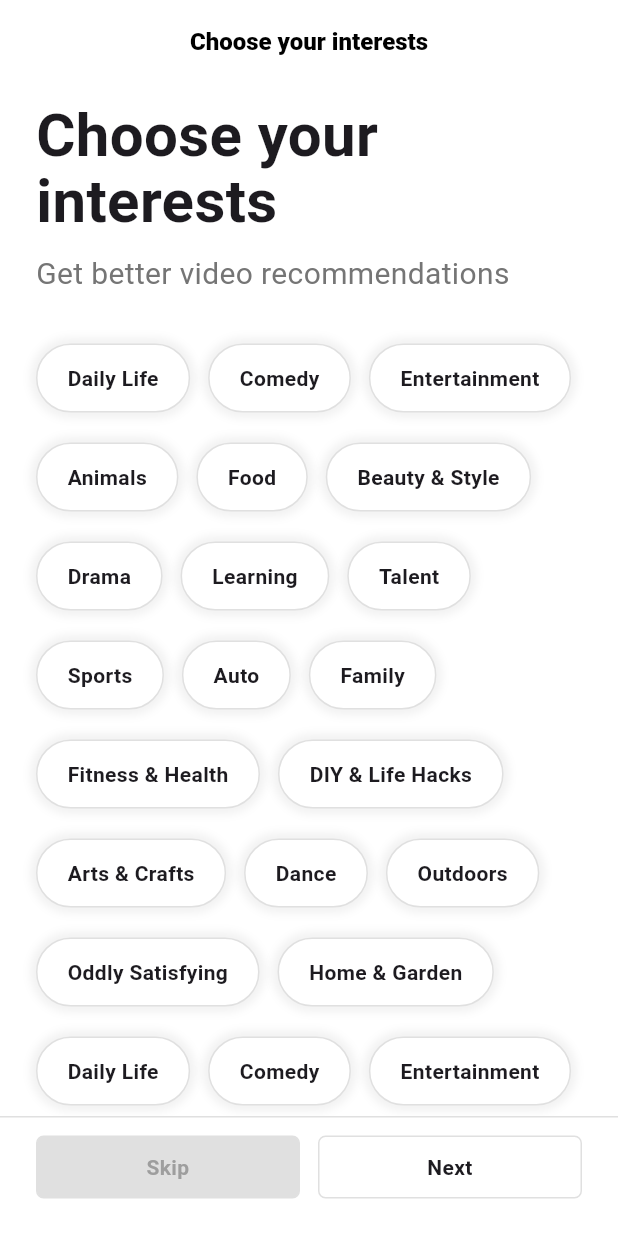
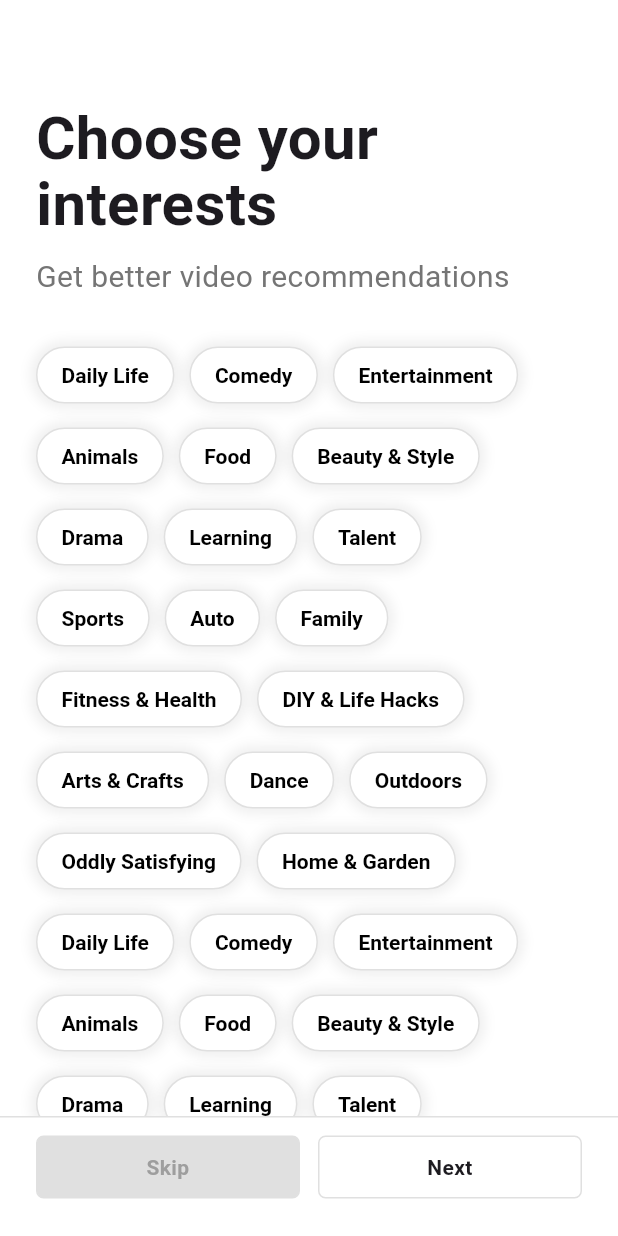
Before and after one commit to wjdgusdn1223/tiktok_clone, a Flutter app: the screen it shows after launch, on a phone screen of 412 x 824 dp. Run offline on Flutter 3.47's test engine with Material 3 defaults, Android fonts, the phone set to English and light mode, and no system bars; our stand-ins replace font_awesome_flutter.

Commit message:
onBoarding feature second commit

```diff
--- a/lib/features/onboarding/interests_screen.dart
+++ b/lib/features/onboarding/interests_screen.dart
@@ -1,6 +1,7 @@
 import 'package:flutter/material.dart';
 import 'package:tiktok_clone/constants/gaps.dart';
 import 'package:tiktok_clone/constants/sizes.dart';
+import 'package:tiktok_clone/features/onboarding/widgets/interest_button.dart';
 
 const interests = [
   "Daily Life",
@@ -43,16 +44,96 @@ const interests = [
   "Home & Garden",
 ];
 
-class InterestsScreen extends StatelessWidget {
+class InterestsScreen extends StatefulWidget {
   const InterestsScreen({super.key});
+
+  @override
+  State<InterestsScreen> createState() => _InterestsScreenState();
+}
+
+class _InterestsScreenState extends State<InterestsScreen> {
+  final ScrollController _scrollController = ScrollController();
+
+  bool _showTitle = false;
+
+  @override
+  void initState() {
+    super.initState();
+    _scrollController.addListener(() {
+      _onScroll();
+    });
+  }
+
+  @override
+  void dispose() {
+    _scrollController.dispose();
+    super.dispose();
+  }
+
+  void _onScroll() {
+    if (_scrollController.offset > 75) {
+      if (!_showTitle) {
+        setState(() {
+          _showTitle = true;
+        });
+      }
+    } else {
+      if (_showTitle) {
+        setState(() {
+          _showTitle = false;
+        });
+      }
+    }
+  }
 
   @override
   Widget build(BuildContext context) {
     return Scaffold(
-      appBar: AppBar(
-        title: const Text("Choose your interests"),
+      appBar: PreferredSize(
+        preferredSize: const Size.fromHeight(Sizes.size64),
+        child: AnimatedContainer(
+          duration: const Duration(milliseconds: 200),
+          decoration: BoxDecoration(
+            color: Colors.white,
+            border: Border(
+              bottom: BorderSide(
+                color: _showTitle
+                    ? Colors.grey.shade300
+                    : Colors.grey.withOpacity(0),
               ),
-      body: SingleChildScrollView(
+            ),
+          ),
+          padding: const EdgeInsets.only(
+            top: Sizes.size24,
+            bottom: Sizes.size10,
+          ),
+          child: AnimatedOpacity(
+            opacity: _showTitle ? 1 : 0,
+            duration: const Duration(milliseconds: 200),
+            child: const SafeArea(
+              child: Text(
+                "Choose your interests",
+                textAlign: TextAlign.center,
+                style: TextStyle(
+                  fontSize: Sizes.size16,
+                  fontWeight: FontWeight.w800,
+                ),
+              ),
+            ),
+          ),
+        ),
+      ),
+      body: Padding(
+        padding: const EdgeInsets.only(
+          right: Sizes.size24,
+        ),
+        child: Scrollbar(
+          controller: _scrollController,
+          radius: const Radius.circular(5),
+          thickness: Sizes.size6,
+          child: SingleChildScrollView(
+            clipBehavior: Clip.none,
+            controller: _scrollController,
             child: Padding(
               padding: const EdgeInsets.only(
                 left: Sizes.size24,
@@ -81,41 +162,16 @@ class InterestsScreen extends StatelessWidget {
                   ),
                   Gaps.v32,
                   Wrap(
-                runSpacing: Sizes.size20,
-                spacing: Sizes.size12,
+                    runSpacing: Sizes.size16,
+                    spacing: Sizes.size10,
                     children: [
                       for (var interest in interests)
-                    Container(
-                      padding: const EdgeInsets.symmetric(
-                        vertical: Sizes.size12,
-                        horizontal: Sizes.size20,
-                      ),
-                      decoration: BoxDecoration(
-                        borderRadius: BorderRadius.circular(
-                          Sizes.size32,
-                        ),
-                        border: Border.all(
-                          color: Colors.grey.shade300,
-                        ),
-                        boxShadow: [
-                          BoxShadow(
-                            color: Colors.black.withOpacity(0.05),
-                            blurRadius: 4,
-                            spreadRadius: 4,
-                          ),
-                        ],
-                        color: Colors.white,
-                      ),
-                      child: Text(
-                        interest,
-                        style: const TextStyle(
-                          fontWeight: FontWeight.w600,
-                        ),
-                      ),
-                    )
+                        InterestButton(interest: interest)
                     ],
                   )
                 ],
+              ),
+            ),
           ),
         ),
       ),
--- /dev/null
+++ b/lib/features/onboarding/widgets/interest_button.dart
@@ -0,0 +1,69 @@
+import 'package:flutter/material.dart';
+import 'package:tiktok_clone/constants/sizes.dart';
+
+class InterestButton extends StatefulWidget {
+  const InterestButton({
+    super.key,
+    required this.interest,
+  });
+
+  final String interest;
+
+  @override
+  State<InterestButton> createState() => _InterestButtonState();
+}
+
+class _InterestButtonState extends State<InterestButton> {
+  bool _isSelected = false;
+
+  void _onTap() {
+    setState(() {
+      _isSelected = !_isSelected;
+    });
+  }
+
+  @override
+  Widget build(BuildContext context) {
+    return GestureDetector(
+      onTap: _onTap,
+      child: AnimatedContainer(
+          duration: const Duration(milliseconds: 300),
+          padding: const EdgeInsets.symmetric(
+            vertical: Sizes.size10,
+            horizontal: Sizes.size16,
+          ),
+          decoration: BoxDecoration(
+            borderRadius: BorderRadius.circular(
+              Sizes.size32,
+            ),
+            border: Border.all(
+              color: _isSelected
+                  ? Theme.of(context).primaryColor
+                  : Colors.grey.shade300,
+            ),
+            boxShadow: [
+              BoxShadow(
+                color: _isSelected
+                    ? Theme.of(context).primaryColor.withOpacity(0.4)
+                    : Colors.black.withOpacity(0.06),
+                blurRadius: 6,
+                spreadRadius: 4,
+              ),
+            ],
+            color: _isSelected ? Theme.of(context).primaryColor : Colors.white,
+          ),
+          child: AnimatedDefaultTextStyle(
+            style: TextStyle(
+              color: _isSelected ? Colors.white : Colors.black,
+            ),
+            duration: const Duration(milliseconds: 300),
+            child: Text(
+              widget.interest,
+              style: const TextStyle(
+                fontWeight: FontWeight.w600,
+              ),
+            ),
+          )),
+    );
+  }
+}
```
Lines whose indentation alone changed are shown as unchanged.
